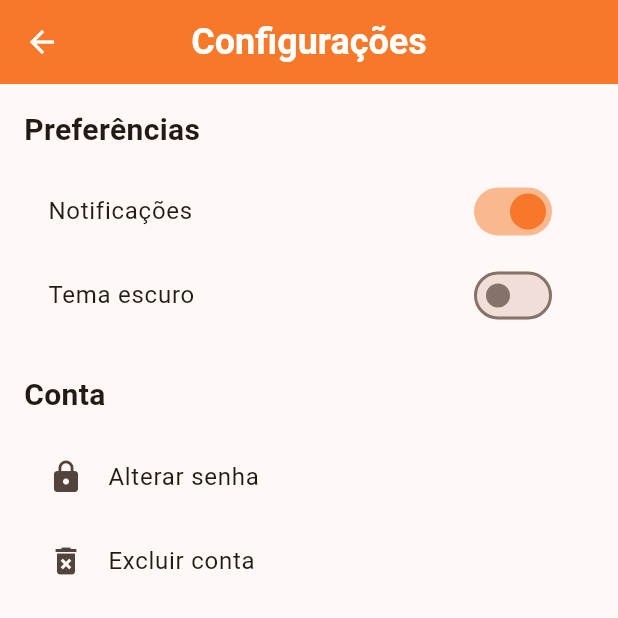
After one commit to Aiko-sys/agendaki, a Flutter app: the ConfiguracoesScreen screen opened by its route, on a phone screen of 412 x 824 dp, the top half of it. The commit adds this screen. Run offline on Flutter 3.47's test engine with Material 3 defaults, Android fonts, the phone set to English and light mode, and no system bars; our stand-ins replace cloud_firestore, firebase_auth, firebase_core, table_calendar; accounts and stored records are empty; statements that could not run were skipped.

Commit message:
tela de cofig

```diff
--- a/lib/routes/app_routes.dart
+++ b/lib/routes/app_routes.dart
@@ -7,9 +7,8 @@ import '../screens/mi_reservas.dart';
 import '../screens/add_espacos_screen.dart';
 import '../screens/perfilusuario_screen.dart';
 import '../screens/users_screen.dart';
-import './../widgets/auth_guard.dart';
-import './../models/agendamento.dart';
-import './../models/usuario.dart';
+import '../screens/configuracoes_screen.dart';
+import '../widgets/auth_guard.dart';
 
 class AppRoutes {
   static const String login = '/login';
@@ -18,19 +17,15 @@ class AppRoutes {
   static const String agendamento = '/agendamento';
   static const String minhasReservas = '/minhas-reservas';
   static const String adicionarEspaco = '/adicionar-espaco';
-  static const String perfilUsuario = '/perfilusuario';
+  static const String perfilUsuario = '/perfil';
   static const String usuarios = '/usuarios';
+  static const String configuracoes = '/config';
 
   static Map<String, WidgetBuilder> getRoutes() {
     return {
       login: (context) => const LoginScreen(),
-
       cadastro: (context) => const CadastroScreen(),
-
-      // perfilUsuario: (context) => const PerfilUsuarioScreen(usuario: Usuario.new(email: 'email@email.com', nome: 'User', tipo: 'Cliente'), agendamentos: [Agendamento.new],),
-
       espacos: (context) => AuthGuard(child: const EspacosScreen()),
-
       agendamento: (context) {
         final args = ModalRoute.of(context)!.settings.arguments;
         if (args is String) {
@@ -41,18 +36,15 @@ class AppRoutes {
           );
         }
       },
-
       minhasReservas: (context) =>
           AuthGuard(child: const MinhasReservasScreen()),
-
       adicionarEspaco: (context) =>
           AuthGuard(child: const AdicionarEspacoScreen()),
-
       // perfilUsuario: (context) =>
-      //   AuthGuard(child: const PerfilUsuarioScreen(usuario: Usuario.new(email: ), agendamentos: 'agendamentos'))
-
-      usuarios: (context) => AuthGuard(child: UsersScreen()), //
-
+      //     AuthGuard(child: const PerfilUsuarioScreen()),
+      // usuarios: (context) => AuthGuard(child: const UsersScreen()),
+      configuracoes: (context) =>
+          AuthGuard(child: const ConfiguracoesScreen()),
     };
   }
 }
--- /dev/null
+++ b/lib/screens/configuracoes_screen.dart
@@ -0,0 +1,87 @@
+import 'package:flutter/material.dart';
+
+class ConfiguracoesScreen extends StatefulWidget {
+  const ConfiguracoesScreen({Key? key}) : super(key: key);
+
+  @override
+  State<ConfiguracoesScreen> createState() => _ConfiguracoesScreenState();
+}
+
+class _ConfiguracoesScreenState extends State<ConfiguracoesScreen> {
+  final Color laranja = const Color(0xFFF67828);
+  bool notificacoesAtivadas = true;
+  bool temaEscuro = false;
+
+  @override
+  Widget build(BuildContext context) {
+    return Scaffold(
+      appBar: AppBar(
+        title: const Text(
+          'Configurações',
+          style: TextStyle(
+            fontWeight: FontWeight.bold,
+            fontSize: 24,
+            color: Colors.white,
+          ),
+        ),
+        centerTitle: true,
+        backgroundColor: laranja,
+        iconTheme: const IconThemeData(color: Colors.white),
+      ),
+      body: ListView(
+        padding: const EdgeInsets.all(16),
+        children: [
+          const Text(
+            'Preferências',
+            style: TextStyle(fontSize: 20, fontWeight: FontWeight.bold),
+          ),
+          const SizedBox(height: 12),
+          SwitchListTile(
+            title: const Text('Notificações'),
+            value: notificacoesAtivadas,
+            onChanged: (value) {
+              setState(() {
+                notificacoesAtivadas = value;
+              });
+            },
+            activeColor: laranja,
+          ),
+          SwitchListTile(
+            title: const Text('Tema escuro'),
+            value: temaEscuro,
+            onChanged: (value) {
+              setState(() {
+                temaEscuro = value;
+              });
+            },
+            activeColor: laranja,
+          ),
+          const SizedBox(height: 24),
+          const Text(
+            'Conta',
+            style: TextStyle(fontSize: 20, fontWeight: FontWeight.bold),
+          ),
+          const SizedBox(height: 12),
+          ListTile(
+            leading: const Icon(Icons.lock),
+            title: const Text('Alterar senha'),
+            onTap: () {
+              ScaffoldMessenger.of(context).showSnackBar(
+                const SnackBar(content: Text('Funcionalidade em desenvolvimento.')),
+              );
+            },
+          ),
+          ListTile(
+            leading: const Icon(Icons.delete_forever),
+            title: const Text('Excluir conta'),
+            onTap: () {
+              ScaffoldMessenger.of(context).showSnackBar(
+                const SnackBar(content: Text('Funcionalidade em desenvolvimento.')),
+              );
+            },
+          ),
+        ],
+      ),
+    );
+  }
+}
```
Also changed, not shown: lib/screens/espacos_screen.dart (+14 -6 lines), lib/screens/config_screens.dart (deleted).
